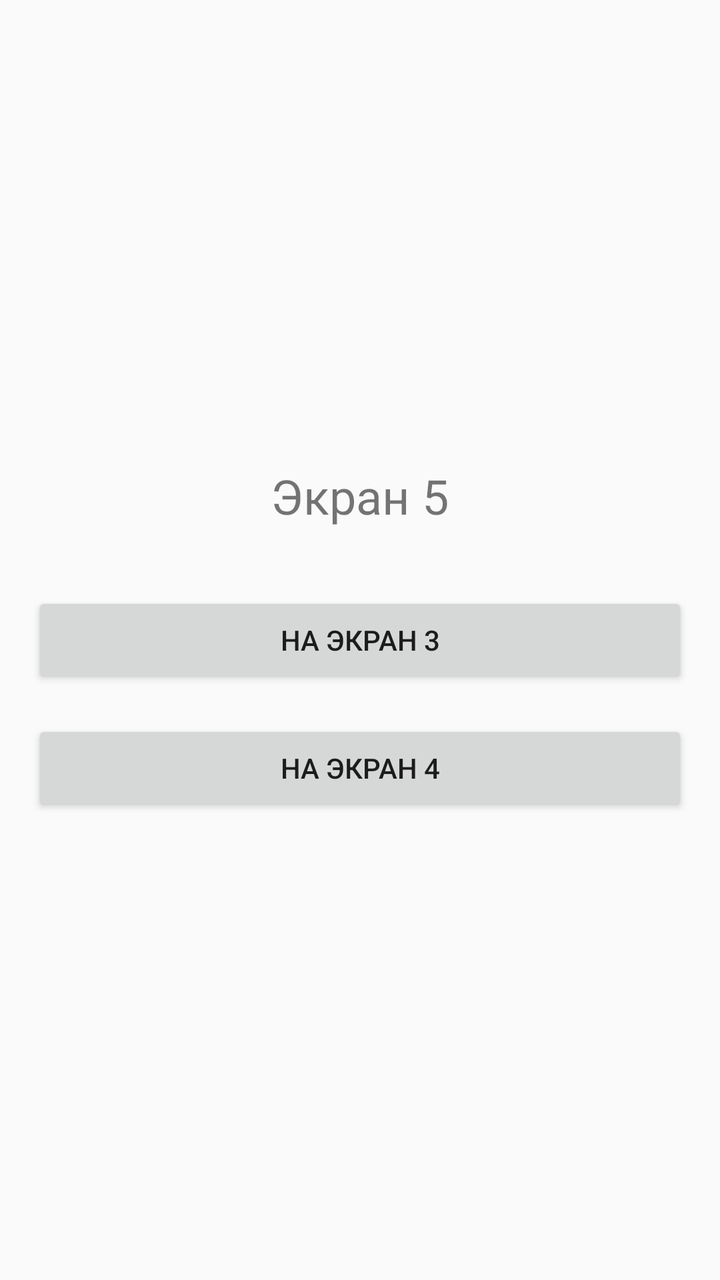
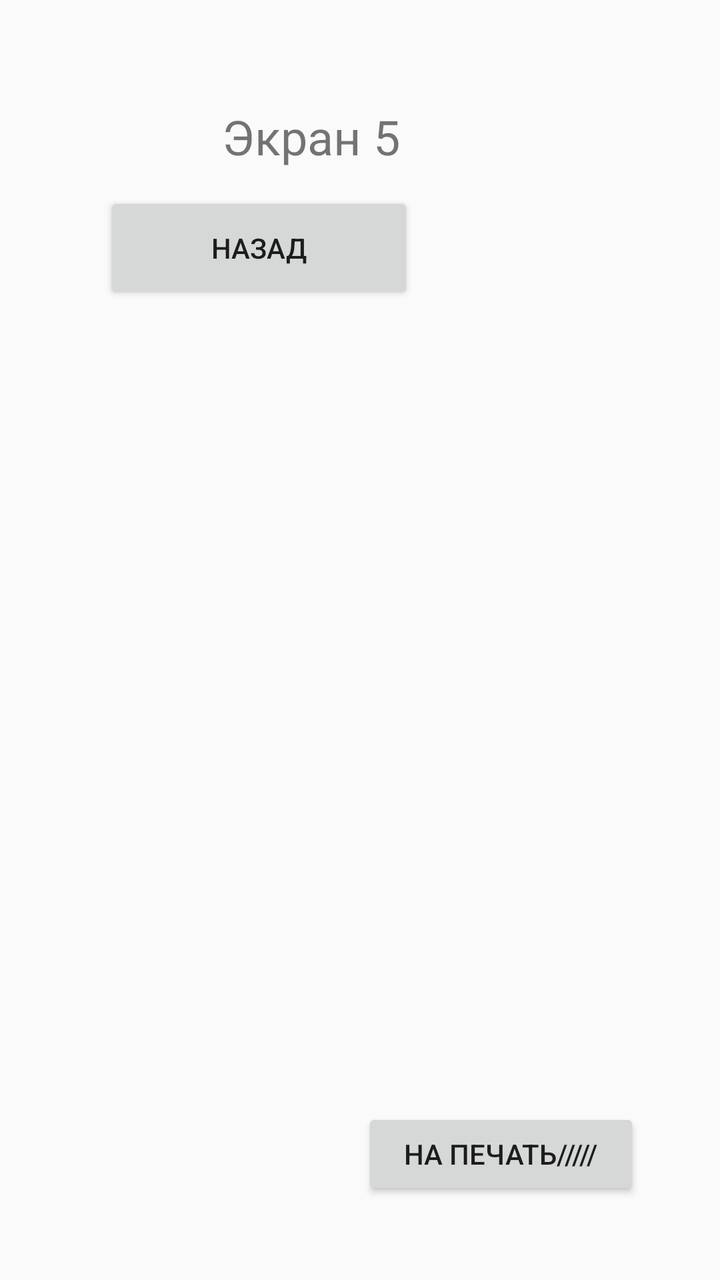

Two renders of the same Android screen: before a commit and after it. Below are the layout's source before the change and the commit's diff.
<!-- AndroidManifest.xml: application theme Theme.AppCompat.Light.DarkActionBar -->
<!-- res/layout/activity_screen5.xml -->
<?xml version="1.0" encoding="utf-8"?>
<LinearLayout xmlns:android="http://schemas.android.com/apk/res/android"
    android:layout_width="match_parent"
    android:layout_height="match_parent"
    android:orientation="vertical"
    android:gravity="center"
    android:padding="16dp">

    <TextView
        android:layout_width="wrap_content"
        android:layout_height="wrap_content"
        android:text="Экран 5"
        android:textSize="24sp"
        android:layout_marginBottom="32dp" />

    <Button
        android:id="@+id/btn_to_screen3"
        android:layout_width="match_parent"
        android:layout_height="wrap_content"
        android:text="На экран 3"
        android:layout_marginBottom="16dp" />

    <Button
        android:id="@+id/btn_to_screen4"
        android:layout_width="match_parent"
        android:layout_height="wrap_content"
        android:text="На экран 4" />

</LinearLayout>
<!-- resources referenced by this layout -->
<resources>

</resources>

<!-- the commit's change to res/layout/activity_screen5.xml (unified diff, before → after) -->
@@ -1,5 +1,7 @@
 <?xml version="1.0" encoding="utf-8"?>
-<LinearLayout xmlns:android="http://schemas.android.com/apk/res/android"
+<androidx.constraintlayout.widget.ConstraintLayout xmlns:android="http://schemas.android.com/apk/res/android"
+    xmlns:app="http://schemas.android.com/apk/res-auto"
+    xmlns:tools="http://schemas.android.com/tools"
     android:layout_width="match_parent"
     android:layout_height="match_parent"
     android:orientation="vertical"
@@ -9,21 +11,31 @@
     <TextView
         android:layout_width="wrap_content"
         android:layout_height="wrap_content"
+        android:layout_marginTop="36dp"
+        android:layout_marginEnd="144dp"
         android:text="Экран 5"
         android:textSize="24sp"
-        android:layout_marginBottom="32dp" />
+        app:layout_constraintEnd_toEndOf="parent"
+        app:layout_constraintTop_toTopOf="parent" />
 
     <Button
-        android:id="@+id/btn_to_screen3"
-        android:layout_width="match_parent"
-        android:layout_height="wrap_content"
-        android:text="На экран 3"
-        android:layout_marginBottom="16dp" />
+        android:id="@+id/btn_to_final_input"
+        android:layout_width="155dp"
+        android:layout_height="56dp"
+        android:layout_marginStart="36dp"
+        android:layout_marginTop="80dp"
+        android:text="Назад"
+        app:layout_constraintStart_toStartOf="parent"
+        app:layout_constraintTop_toTopOf="parent" />
 
     <Button
         android:id="@+id/btn_to_screen4"
-        android:layout_width="match_parent"
-        android:layout_height="wrap_content"
-        android:text="На экран 4" />
+        android:layout_width="139dp"
+        android:layout_height="46dp"
+        android:layout_marginEnd="24dp"
+        android:layout_marginBottom="24dp"
+        android:text="На печать/////"
+        app:layout_constraintBottom_toBottomOf="parent"
+        app:layout_constraintEnd_toEndOf="parent" />
 
-</LinearLayout>
+</androidx.constraintlayout.widget.ConstraintLayout>
